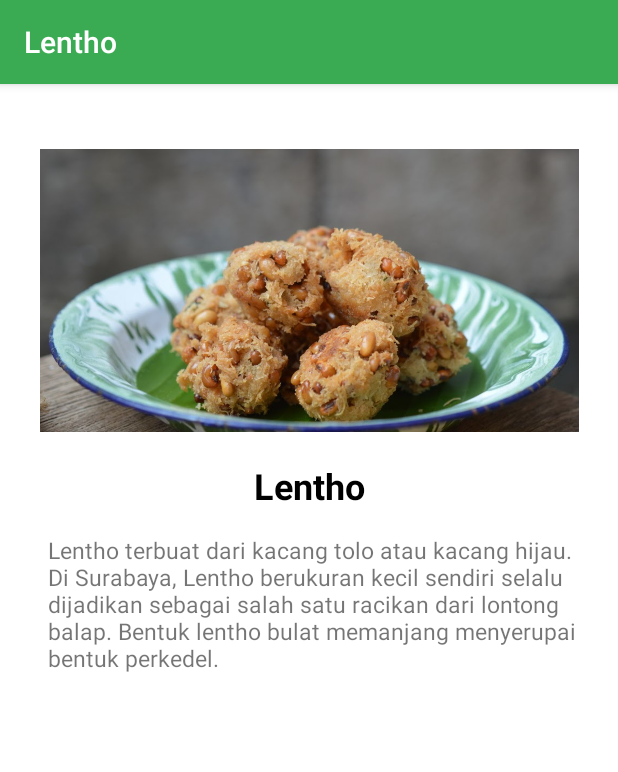
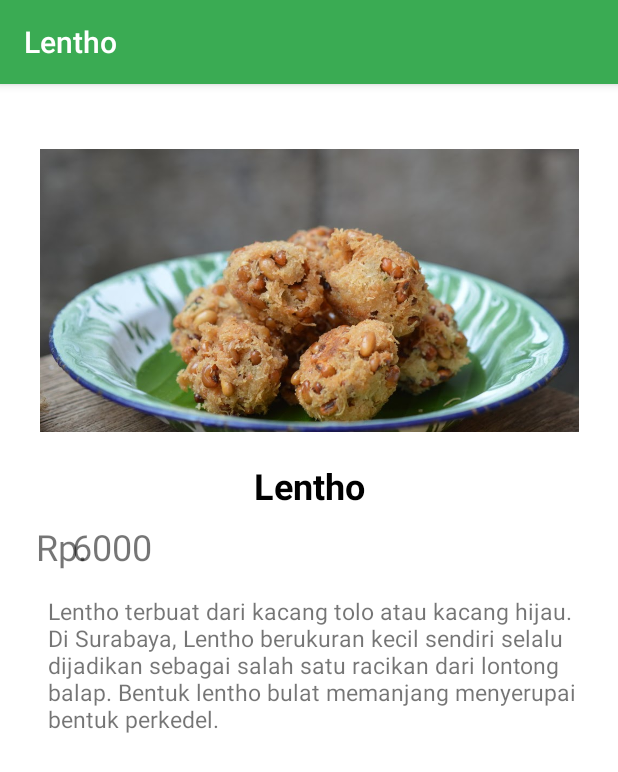
Before and after one commit to yudhayunantop/ProjectUAS, an Android app: the screen it shows after launch (DetailActivity), after a tap on "Lentho", on a phone screen of 412 x 824 dp. Shown: the top 772 px of the screen. Run offline under Robolectric (Android 15) with nearby library versions, the phone set to English and light mode, and no system bars.

Commit message:
harga detail

```diff
--- a/app/src/main/AndroidManifest.xml
+++ b/app/src/main/AndroidManifest.xml
@@ -9,7 +9,8 @@
         android:roundIcon="@mipmap/ic_launcher_round"
         android:supportsRtl="true"
         android:theme="@style/AppTheme">
-        <activity android:name=".PesananActivity"></activity>
+        <activity android:name=".PesanActivity"></activity>
+        <activity android:name=".PesananActivity" />
         <activity android:name=".aboutActivity" />
         <activity android:name=".MainActivity">
             <intent-filter>
--- a/app/src/main/java/com/dicoding/picodiploma/ProjectUAS/DetailActivity.kt
+++ b/app/src/main/java/com/dicoding/picodiploma/ProjectUAS/DetailActivity.kt
@@ -9,6 +9,7 @@ class DetailActivity : AppCompatActivity() {
     companion object{
         const val NAMA = "extra_name"
         const val DETAIL = "extra_detail"
+        const val PRICE = "extra_price"
         const val PHOTO = "extra_photo"
     }
 
@@ -20,16 +21,21 @@ class DetailActivity : AppCompatActivity() {
 
         val tvDataName: TextView = findViewById(R.id.tv_item_name)
         val ivPhoto: ImageView = findViewById(R.id.img_item_photo)
+        val tvDataPrice: TextView = findViewById(R.id.tv_item_harga)
         val tvDataDetail: TextView = findViewById(R.id.tv_item_detail)
+
 
         val name = intent.getStringExtra(NAMA)
         val text1 = "$name"
         tvDataName.text = text1
 
+        val price = intent.getIntExtra(PRICE, 0)
+        val text2 = "$price"
+        tvDataPrice.text = text2
 
         val detail = intent.getStringExtra(DETAIL)
-        val text2 = "$detail"
-        tvDataDetail.text = text2
+        val text3 = "$detail"
+        tvDataDetail.text = text3
 
         val photo = intent.getIntExtra(PHOTO, 0)
         ivPhoto.setImageResource(photo)
--- a/app/src/main/java/com/dicoding/picodiploma/ProjectUAS/FoodData.kt
+++ b/app/src/main/java/com/dicoding/picodiploma/ProjectUAS/FoodData.kt
@@ -30,6 +30,19 @@ object FoodData {
         "Spikoe Resep Kuno ini sudah terkenal sejak puluhan tahun. Khas dari Spikoe Resep Kuno ini adalah tekstur spikuknya sangat lembut dan tentu saja tentang rasanya yang sangat autentik. Spikoe Resep Kuno ini dapat ditemui di Jl. Rungkut Madya No.41 Surabaya. Untuk kisaran harga spiku ini dibanderol mulai harga Rp75.000,- per kotaknya hingga Rp200.000,-. Wah, bisa banget juga lho buat oleh-oleh pas pulang nanti!"
         )
 
+    private val foodPrice = intArrayOf(
+        1000,
+        2000,
+        3000,
+        4000,
+        5000,
+        6000,
+        7000,
+        8000,
+        9000,
+        10000
+    )
+
     private val foodImages = intArrayOf(
         R.drawable.bakso,
         R.drawable.bikang,
@@ -49,6 +62,7 @@ object FoodData {
                 val food = food()
                 food.name = foodNames[position]
                 food.detail = foodDetails[position]
+                food.price = foodPrice[position]
                 food.photo = foodImages[position]
                 list.add(food)
             }
--- a/app/src/main/java/com/dicoding/picodiploma/ProjectUAS/ListFoodAdapter.kt
+++ b/app/src/main/java/com/dicoding/picodiploma/ProjectUAS/ListFoodAdapter.kt
@@ -42,6 +42,7 @@ class ListFoodAdapter(val listFood: ArrayList<food>) : RecyclerView.Adapter<List
 
                 detailhalaman.putExtra(DetailActivity.NAMA, food.name)
                 detailhalaman.putExtra(DetailActivity.DETAIL, food.detail)
+                detailhalaman.putExtra(DetailActivity.PRICE, food.price)
                 detailhalaman.putExtra(DetailActivity.PHOTO, food.photo)
                 view.context.startActivity(detailhalaman)
             }
--- a/app/src/main/java/com/dicoding/picodiploma/ProjectUAS/food.kt
+++ b/app/src/main/java/com/dicoding/picodiploma/ProjectUAS/food.kt
@@ -3,5 +3,6 @@ package com.dicoding.picodiploma.ProjectUAS
 data class food(
     var name: String = "",
     var detail: String = "",
+    var price: Int = 0,
     var photo: Int = 0
 )
--- a/app/src/main/res/layout/activity_detail.xml
+++ b/app/src/main/res/layout/activity_detail.xml
@@ -1,6 +1,7 @@
 <?xml version="1.0" encoding="utf-8"?>
 <androidx.constraintlayout.widget.ConstraintLayout xmlns:android="http://schemas.android.com/apk/res/android"
     xmlns:app="http://schemas.android.com/apk/res-auto"
+    xmlns:tools="http://schemas.android.com/tools"
     android:id="@+id/activity_detail"
     android:layout_width="match_parent"
     android:layout_height="match_parent"
@@ -42,6 +43,29 @@
         android:text="@string/detail_food"
         android:textSize="15sp"
         app:layout_constraintEnd_toEndOf="parent"
+        app:layout_constraintHorizontal_bias="0.0"
+        app:layout_constraintStart_toStartOf="parent"
+        app:layout_constraintTop_toBottomOf="@+id/tv_item_harga" />
+
+    <TextView
+        android:id="@+id/tv_item_harga"
+        android:layout_width="58dp"
+        android:layout_height="wrap_content"
+        android:layout_marginStart="48dp"
+        android:layout_marginTop="8dp"
+        android:text="@string/harga"
+        android:textSize="24sp"
+        app:layout_constraintStart_toStartOf="parent"
+        app:layout_constraintTop_toBottomOf="@+id/tv_item_name" />
+
+    <TextView
+        android:id="@+id/textView3"
+        android:layout_width="wrap_content"
+        android:layout_height="wrap_content"
+        android:layout_marginStart="24dp"
+        android:layout_marginTop="8dp"
+        android:text="@string/rp"
+        android:textSize="24sp"
         app:layout_constraintStart_toStartOf="parent"
         app:layout_constraintTop_toBottomOf="@+id/tv_item_name" />
 </androidx.constraintlayout.widget.ConstraintLayout>
--- a/app/src/main/res/values/strings.xml
+++ b/app/src/main/res/values/strings.xml
@@ -7,5 +7,7 @@
     <string name="pesanan">Pesanan</string>
     <string name="about">About</string>
     <string name="yudha_yunanto_putra">Yudha Yunanto Putra</string>
+    <string name="harga">Harga</string>
+    <string name="rp">Rp.</string>
 
 </resources>
```
Also changed, not shown: app/src/main/java/com/dicoding/picodiploma/ProjectUAS/PesanActivity.kt (added, +85 -0 lines), app/src/main/res/layout/activity_pesan.xml (added, +110 -0 lines).
